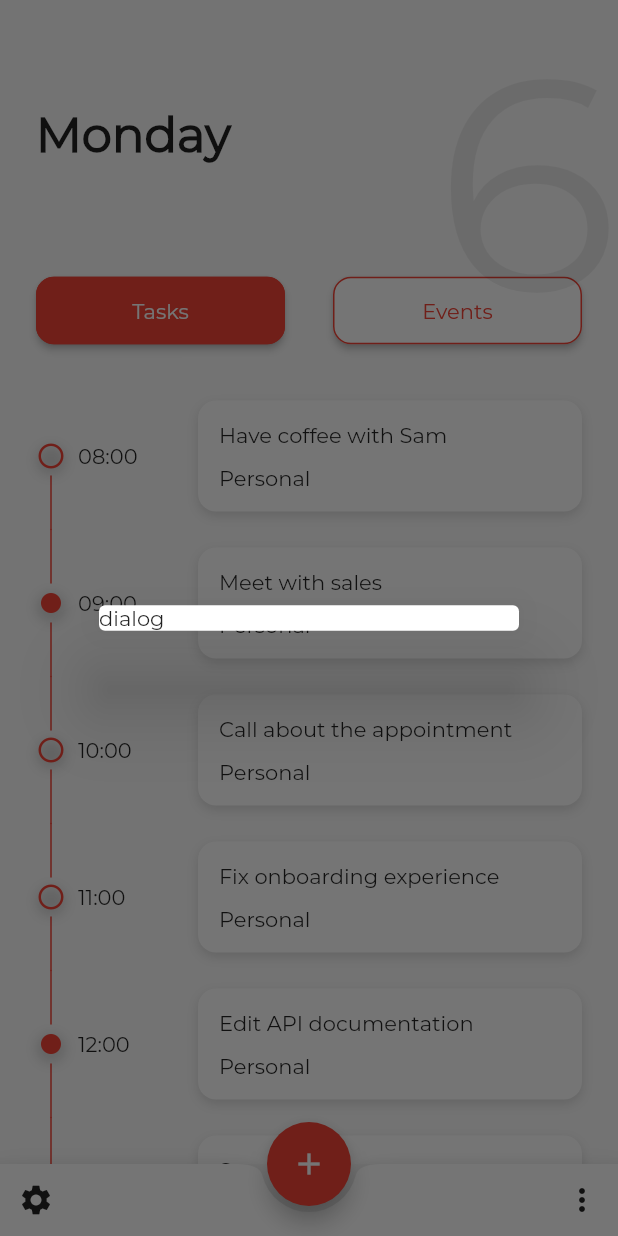
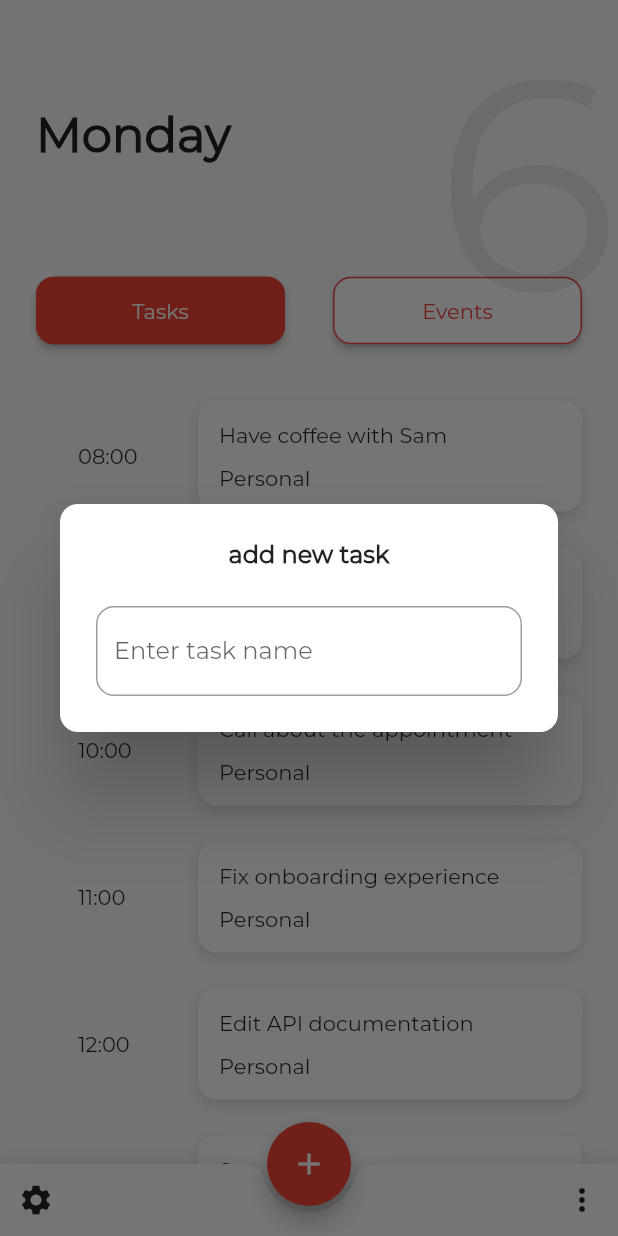
Before and after one commit to lucsbasto/todo-app, a Flutter app: the screen it shows after launch, after a tap on the "add" icon, on a phone screen of 412 x 824 dp. Run offline on Flutter 3.47's test engine with Material 2 defaults, Android fonts, the phone set to English and light mode, and no system bars.

Commit message:
adicionado página de criação do input de task

```diff
--- a/lib/main.dart
+++ b/lib/main.dart
@@ -1,4 +1,5 @@
 import 'package:flutter/material.dart';
+import 'package:todo_app/pages/add_task_page.dart';
 import 'package:todo_app/pages/event_page.dart';
 import 'package:todo_app/pages/task_page.dart';
 
@@ -44,12 +45,18 @@ class _MyHomePageState extends State<MyHomePage> {
       floatingActionButton: FloatingActionButton(
         onPressed: () {
           showDialog(
-              context: context,
-              builder: (BuildContext context) {
-                return Dialog(
-                  child: Text("dialog"),
-                );
-              });
+            context: context,
+            builder: (BuildContext context) {
+              return Dialog(
+                child: AddTaskPage(),
+                shape: RoundedRectangleBorder(
+                  borderRadius: BorderRadius.all(
+                    Radius.circular(12),
+                  ),
+                ),
+              );
+            },
+          );
         },
         child: Icon(Icons.add),
       ),
--- /dev/null
+++ b/lib/pages/add_task_page.dart
@@ -0,0 +1,38 @@
+import 'package:flutter/material.dart';
+
+class AddTaskPage extends StatefulWidget {
+  @override
+  _AddTaskPageState createState() => _AddTaskPageState();
+}
+
+class _AddTaskPageState extends State<AddTaskPage> {
+  @override
+  Widget build(BuildContext context) {
+    return Padding(
+      padding: const EdgeInsets.all(24.0),
+      child: Column(
+        mainAxisSize: MainAxisSize.min,
+        children: <Widget>[
+          Center(
+            child: Text(
+              "add new task",
+              style: TextStyle(fontWeight: FontWeight.bold, fontSize: 16),
+            ),
+          ),
+          SizedBox(
+            height: 24,
+          ),
+          TextField(
+            decoration: InputDecoration(
+                border: OutlineInputBorder(
+                  borderRadius: BorderRadius.all(
+                    Radius.circular(12),
+                  ),
+                ),
+                labelText: "Enter task name"),
+          ),
+        ],
+      ),
+    );
+  }
+}
```
